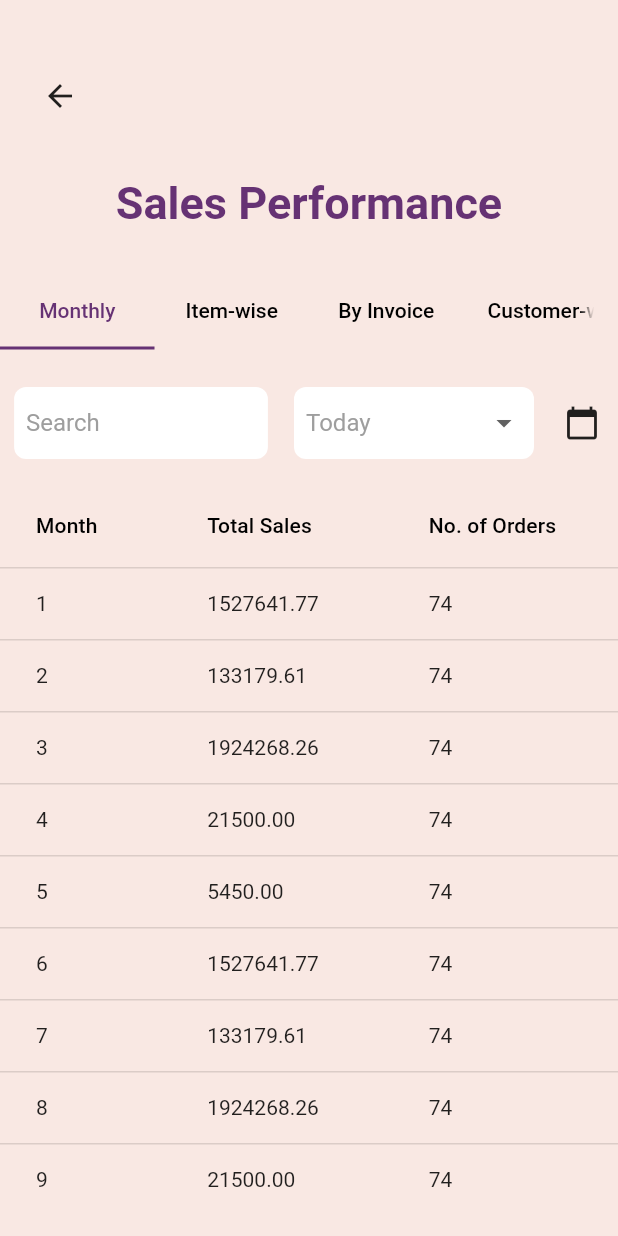
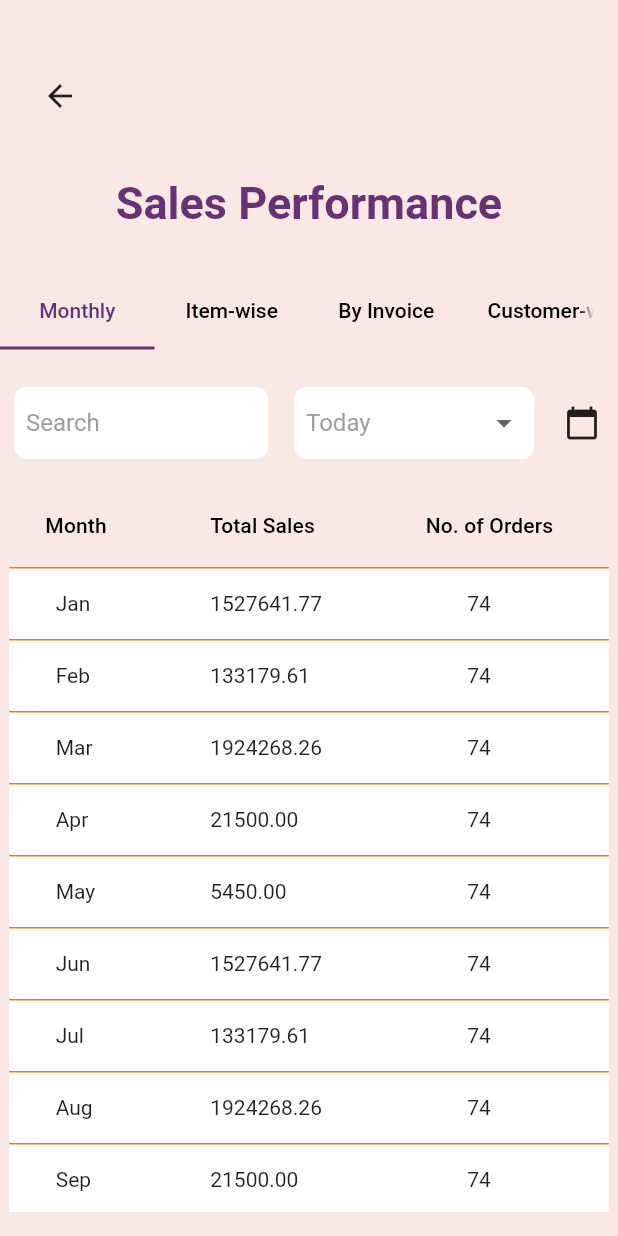
Before and after one commit to Aditya1101999/accountsntax_app, a Flutter app: the SalesPerformanceScreen screen opened by its route, on a phone screen of 412 x 824 dp. Run offline on Flutter 3.47's test engine with Material 2 defaults, Android fonts, the light colour scheme and no system bars; our stand-ins replace carousel_slider.

Commit message:
formatted datatables

```diff
--- a/lib/screens/drawer_options/sales_performance.dart
+++ b/lib/screens/drawer_options/sales_performance.dart
@@ -161,13 +161,18 @@
                         ),
                       ],
                     ),
-                    const SizedBox(height: 16,),
+                    const SizedBox(
+                      height: 16,
+                    ),
                     Expanded(
                       child: SingleChildScrollView(
                         scrollDirection: Axis.horizontal,
                         child: SizedBox(
-                          width: MediaQuery.of(context).size.width,
+                          width: MediaQuery.of(context).size.width * 0.97,
                           child: SingleChildScrollView(
+                            child: Theme(
+                              data: Theme.of(context)
+                                  .copyWith(dividerColor: const Color(0xFFEA7B0C)),
                               child: DataTable(
                                 dividerThickness: 1.0,
                                 columns: const [
@@ -176,74 +181,161 @@
                                   DataColumn(label: Text('No. of Orders')),
                                 ],
                                 rows: [
-                                const DataRow(
+                                  DataRow(
+                                    color: MaterialStateColor.resolveWith(
+                                        (states) => Colors.white),
                                     cells: [
-                                    DataCell(Text('1')),
-                                    DataCell(Text('1527641.77')),
-                                    DataCell(Text("74"))
+                                      DataCell(GestureDetector(
+                                        onTap: () {
+                                          //handle tap for jan
+                                        },
+                                        child: const Text('  Jan'),
+                                      )),
+                                      const DataCell(Text('1527641.77')),
+                                      const DataCell(Text("        74"))
                                     ],
                                   ),
-                                const DataRow(
+                                  DataRow(
+                                    color: MaterialStateColor.resolveWith(
+                                        (states) => Colors.white),
                                     cells: [
-                                    DataCell(Text('2')),
-                                    DataCell(Text('133179.61')),
-                                    DataCell(Text("74"))
+                                      DataCell(GestureDetector(
+                                          onTap: () {
+                                            //handle click for feb
+                                          },
+                                          child: const Text('  Feb'))),
+                                      const DataCell(Text('133179.61')),
+                                      const DataCell(Text("        74"))
                                     ],
                                   ),
-                                const DataRow(
+                                  DataRow(
+                                    color: MaterialStateColor.resolveWith(
+                                        (states) => Colors.white),
                                     cells: [
-                                    DataCell(Text('3')),
-                                    DataCell(Text('1924268.26')),
-                                    DataCell(Text("74"))
+                                      DataCell(GestureDetector(
+                                        onTap: () {
+                                          //handle click for Mar
+                                        },
+                                        child: const Text('  Mar'))),
+                                      const DataCell(Text('1924268.26')),
+                                      const DataCell(Text("        74"))
                                     ],
                                   ),
-                                const DataRow(
+                                  DataRow(
+                                    color: MaterialStateColor.resolveWith(
+                                        (states) => Colors.white),
                                     cells: [
-                                    DataCell(Text('4')),
-                                    DataCell(Text('21500.00')),
-                                    DataCell(Text("74"))
+                                      DataCell(GestureDetector(
+                                        onTap: () {
+                                          //handle click for Apr
+                                        },
+                                        child: const Text('  Apr'))),
+                                      const DataCell(Text('21500.00')),
+                                      const DataCell(Text("        74"))
                                     ],
                                   ),
-                                const DataRow(
+                                  DataRow(
+                                    color: MaterialStateColor.resolveWith(
+                                        (states) => Colors.white),
                                     cells: [
-                                    DataCell(Text('5')),
-                                    DataCell(Text('5450.00')),
-                                    DataCell(Text("74"))
+                                      DataCell(GestureDetector(
+                                        onTap: () {
+                                          //handle click for May
+                                        },
+                                        child: const Text('  May'))),
+                                      const DataCell(Text('5450.00')),
+                                      const DataCell(Text("        74"))
                                     ],
                                   ),
-                                 const DataRow(
+                                  DataRow(
+                                    color: MaterialStateColor.resolveWith(
+                                        (states) => Colors.white),
                                     cells: [
-                                    DataCell(Text('6')),
-                                    DataCell(Text('1527641.77')),
-                                    DataCell(Text("74"))
+                                      DataCell(GestureDetector(
+                                        onTap: () {
+                                          //handle click for Jun
+                                        },
+                                        child: const Text('  Jun'))),
+                                      const DataCell(Text('1527641.77')),
+                                      const DataCell(Text("        74"))
                                     ],
                                   ),
-                                const DataRow(
+                                  DataRow(
+                                    color: MaterialStateColor.resolveWith(
+                                        (states) => Colors.white),
                                     cells: [
-                                    DataCell(Text('7')),
-                                    DataCell(Text('133179.61')),
-                                    DataCell(Text("74"))
+                                      DataCell(GestureDetector(
+                                        onTap: () {
+                                          //handle click for Jul
+                                        },
+                                        child: const Text('  Jul'))),
+                                      const DataCell(Text('133179.61')),
+                                      const DataCell(Text("        74"))
                                     ],
                                   ),
-                                const DataRow(
+                                  DataRow(
+                                    color: MaterialStateColor.resolveWith(
+                                        (states) => Colors.white),
                                     cells: [
-                                    DataCell(Text('8')),
-                                    DataCell(Text('1924268.26')),
-                                    DataCell(Text("74"))
+                                      DataCell(GestureDetector(
+                                        onTap: () {
+                                          //handle click for Aug
+                                        },
+                                        child: const Text('  Aug'))),
+                                      const DataCell(Text('1924268.26')),
+                                      const DataCell(Text("        74"))
                                     ],
                                   ),
-                                const DataRow(
+                                  DataRow(
+                                    color: MaterialStateColor.resolveWith(
+                                        (states) => Colors.white),
                                     cells: [
-                                    DataCell(Text('9')),
-                                    DataCell(Text('21500.00')),
-                                    DataCell(Text("74"))
+                                      DataCell(GestureDetector(
+                                        onTap: () {
+                                          //handle click for Sep
+                                        },
+                                        child: const Text('  Sep'))),
+                                      const DataCell(Text('21500.00')),
+                                      const DataCell(Text("        74"))
                                     ],
                                   ),
-                                const DataRow(
+                                  DataRow(
+                                    color: MaterialStateColor.resolveWith(
+                                        (states) => Colors.white),
                                     cells: [
-                                    DataCell(Text('10')),
-                                    DataCell(Text('5450.00')),
-                                    DataCell(Text("74"))
+                                      DataCell(GestureDetector(
+                                        onTap: () {
+                                          //handle click for Oct
+                                        },
+                                        child: const Text('  Oct'))),
+                                      const DataCell(Text('5450.00')),
+                                      const DataCell(Text("        74"))
+                                    ],
+                                  ),
+                                  DataRow(
+                                    color: MaterialStateColor.resolveWith(
+                                        (states) => Colors.white),
+                                    cells: [
+                                      DataCell(GestureDetector(
+                                        onTap: () {
+                                          //handle click for Nov
+                                        },
+                                        child: const Text('  Nov'))),
+                                      const DataCell(Text('5450.00')),
+                                      const DataCell(Text("        74"))
+                                    ],
+                                  ),
+                                  DataRow(
+                                    color: MaterialStateColor.resolveWith(
+                                        (states) => Colors.white),
+                                    cells: [
+                                      DataCell(GestureDetector(
+                                        onTap: () {
+                                          //handle click for Dec
+                                        },
+                                        child: const Text('  Dec'))),
+                                      const DataCell(Text('5450.00')),
+                                      const DataCell(Text("        74"))
                                     ],
                                   ),
                                   DataRow(
@@ -271,6 +363,7 @@
                                     ],
                                   ),
                                 ],
+                              ),
                             ),
                           ),
                         ),
```
Lines whose indentation alone changed are shown as unchanged.
